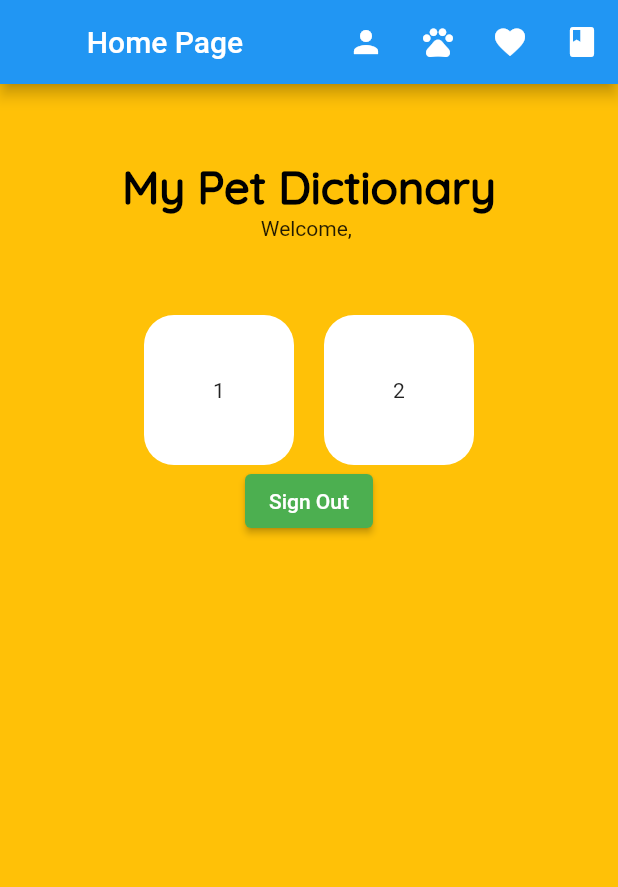
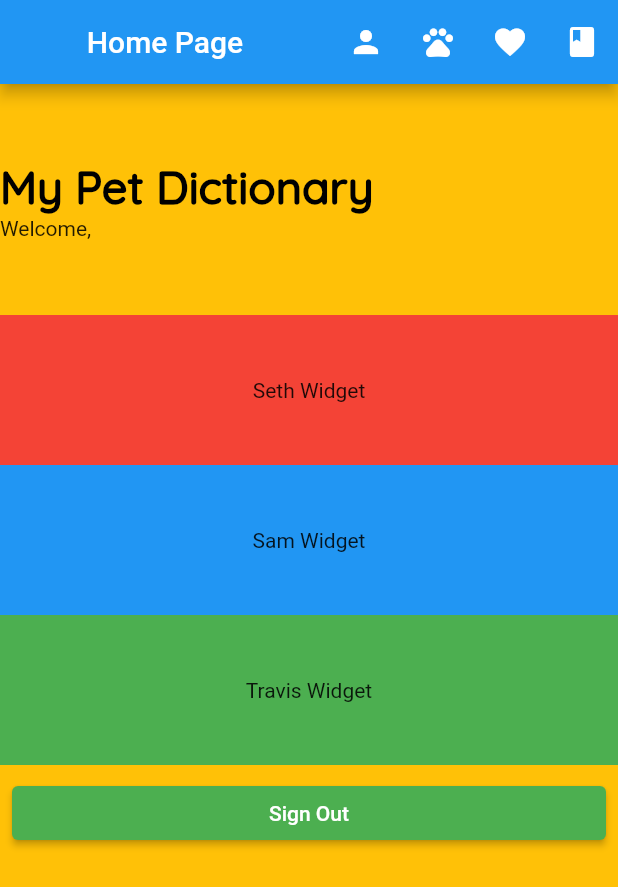
Before and after one commit to defNumb/runtime_error, a Flutter app: the screen it shows once a user with an empty profile is signed in, on a phone screen of 412 x 824 dp. Shown: the top 887 px of the screen. Run offline on Flutter 3.47's test engine with Material 2 defaults, Android fonts, the phone set to English and light mode, and no system bars; our stand-ins replace bloc, cloud_firestore, equatable, firebase_auth, firebase_core, flutter_bloc and 2 more; missing offline and left inert: favorite_button; accounts and stored records are empty.

Commit message:
set up widgets to do

```diff
--- a/lib/repositories/profile_repository.dart
+++ b/lib/repositories/profile_repository.dart
@@ -16,7 +16,6 @@ class ProfileRepository {
     required this.firebaseAuth,
   });
 
-  // TODO: COMPLETE PROFILE REPOSITORY
   // 1. Create a new try/catch block - DONE
 
   Future<User> getProfile({required String uid}) async {
--- a/lib/screens/home_page.dart
+++ b/lib/screens/home_page.dart
@@ -2,6 +2,9 @@ import 'package:firebase_auth/firebase_auth.dart';
 import 'package:flutter/material.dart';
 import 'package:flutter_bloc/flutter_bloc.dart';
 import 'package:my_pets_app/constants/app_constants.dart';
+import 'package:my_pets_app/screens/homepage_widgets/sam_widget.dart';
+import 'package:my_pets_app/screens/homepage_widgets/seth_widget.dart';
+import 'package:my_pets_app/screens/homepage_widgets/travis_widget.dart';
 
 import '../blocs/Auth/auth_bloc.dart';
 import '../blocs/favorite_list/favorite_list_cubit.dart';
@@ -60,7 +63,7 @@ class _HomePageState extends State<HomePage> {
         ),
         body: BlocBuilder<AuthBloc, AuthState>(
           builder: (context, state) {
-            return Column(
+            return ListView(
               children: [
                 const SizedBox(
                   height: 50,
@@ -91,42 +94,16 @@ class _HomePageState extends State<HomePage> {
                 const SizedBox(
                   height: 50,
                 ),
-                Row(
-                  mainAxisAlignment: MainAxisAlignment.center,
-                  children: [
-                    // two containers with rounded corners and 100x100 size
-                    Container(
-                      width: 100,
-                      height: 100,
-                      decoration: BoxDecoration(
-                        color: Colors.white,
-                        borderRadius: BorderRadius.circular(20),
-                      ),
-                      child: const Center(
-                        child: Text('1'),
-                      ),
-                    ),
-                    const SizedBox(
-                      width: 20,
-                    ),
-                    Container(
-                      width: 100,
-                      height: 100,
-                      decoration: BoxDecoration(
-                        color: Colors.white,
-                        borderRadius: BorderRadius.circular(20),
-                      ),
-                      child: const Center(
-                        child: Text('2'),
-                      ),
-                    ),
-                  ],
-                ),
+
                 //
-                // END OF TASK # 1
                 //
+                SethWidget(),
+                SamWidget(),
+                TravisWidget(),
                 // sign out green button
-                ElevatedButton(
+                Padding(
+                  padding: const EdgeInsets.all(8.0),
+                  child: ElevatedButton(
                     style: ElevatedButton.styleFrom(
                       backgroundColor: Colors.green,
                     ),
@@ -134,6 +111,7 @@ class _HomePageState extends State<HomePage> {
                       context.read<AuthBloc>().add(SignoutRequestedEvent());
                     },
                     child: const Text('Sign Out'),
+                  ),
                 ),
               ],
             );
--- /dev/null
+++ b/lib/screens/homepage_widgets/sam_widget.dart
@@ -0,0 +1,17 @@
+import 'package:flutter/material.dart';
+
+class SamWidget extends StatelessWidget {
+  const SamWidget({super.key});
+
+  @override
+  Widget build(BuildContext context) {
+    return Container(
+      height: 100,
+      width: 100,
+      color: Colors.blue,
+      child: Center(
+        child: Text('Sam Widget'),
+      ),
+    );
+  }
+}
--- /dev/null
+++ b/lib/screens/homepage_widgets/seth_widget.dart
@@ -0,0 +1,18 @@
+import 'package:flutter/material.dart';
+
+class SethWidget extends StatelessWidget {
+  const SethWidget({super.key});
+
+  @override
+  Widget build(BuildContext context) {
+    return Container(
+      height: 100,
+      width: 100,
+      color: Colors.red,
+      child: Center(
+        child: Text('Seth Widget'),
+        // this is what i want my widget to do
+      ),
+    );
+  }
+}
--- /dev/null
+++ b/lib/screens/homepage_widgets/travis_widget.dart
@@ -0,0 +1,17 @@
+import 'package:flutter/material.dart';
+
+class TravisWidget extends StatelessWidget {
+  const TravisWidget({super.key});
+
+  @override
+  Widget build(BuildContext context) {
+    return Container(
+      height: 100,
+      width: 100,
+      color: Colors.green,
+      child: Center(
+        child: Text('Travis Widget'),
+      ),
+    );
+  }
+}
--- a/lib/screens/profile_page.dart
+++ b/lib/screens/profile_page.dart
@@ -20,6 +20,7 @@ class _UserProfilePageState extends State<UserProfilePage> {
         ),
       ),
       body: const Center(
+        // TODO: NIKKI COMPLETE THIS PAGE
         child: Text('User Profile Page'),
       ),
     );
```
Also changed, not shown: lib/screens/add_pet.dart (+129 -1 lines). Lines whose indentation alone changed are shown as unchanged.
